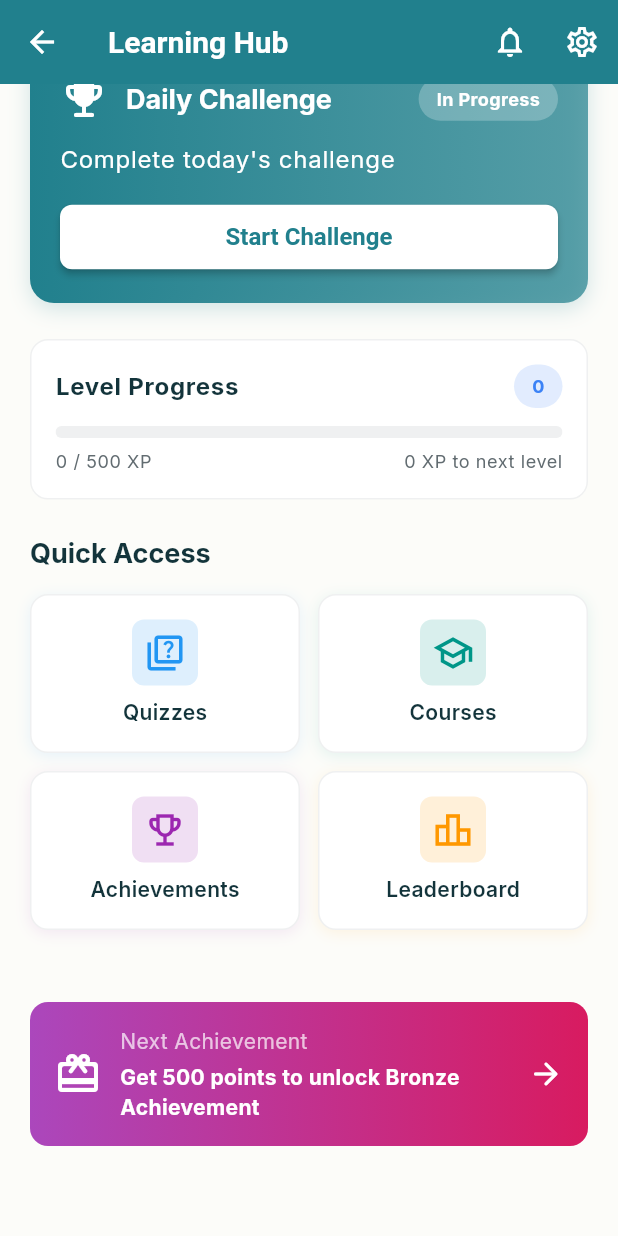
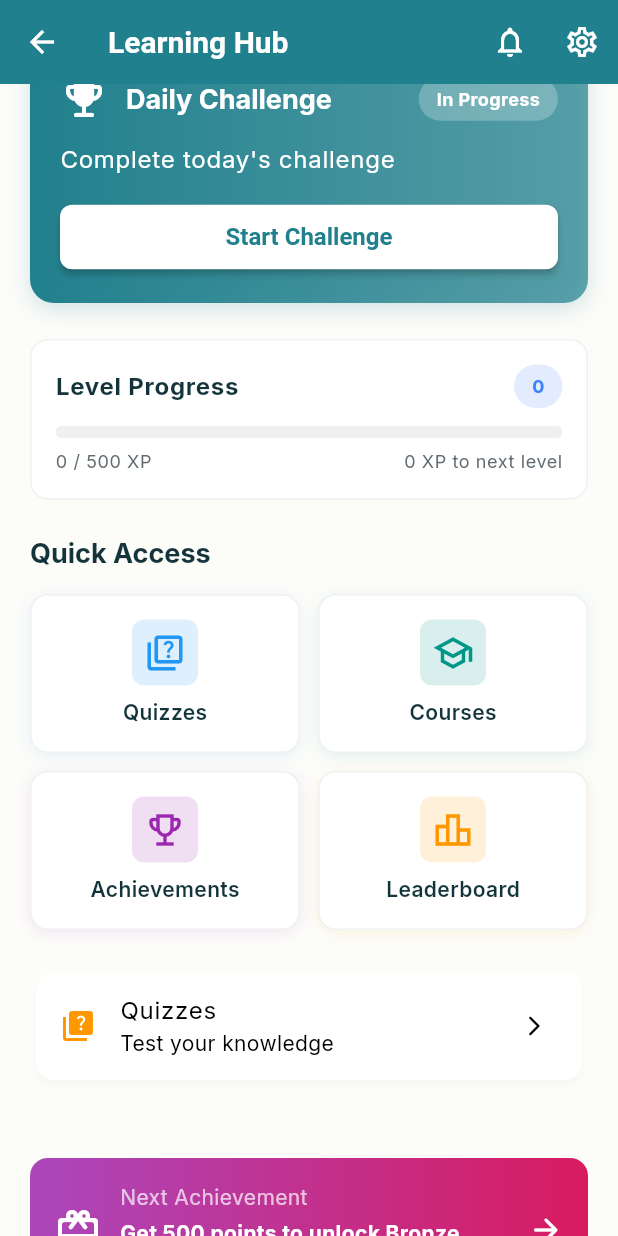
Before and after one commit to smone-jovan/learning_app, a Flutter app: the HomePage screen opened directly, scrolled down 453 dp, on a phone screen of 412 x 824 dp. Run offline on Flutter 3.47's test engine with Material 3 defaults, Android fonts, the phone set to English and light mode, and no system bars; our stand-ins replace cloud_firestore, firebase_auth, firebase_core, firebase_storage, flutter_local_notifications, get and 3 more; accounts and stored records are empty; statements that could not run were skipped.

Commit message:
update main.dart

```diff
--- a/lib/main.dart
+++ b/lib/main.dart
@@ -7,6 +7,7 @@ import 'app/routes/app_routes.dart';
 import 'app/data/services/firebase_service.dart';
 import 'app/data/services/local_storage_services.dart';
 import 'core/theme/app_theme.dart';
+import 'app/data/seeds/seed_runner.dart';
 import 'presentation/controllers/auth_controller.dart';
 
 void main() async {
@@ -20,6 +21,9 @@ void main() async {
 
   // Initialize AuthController as permanent
   Get.put(AuthController(), permanent: true);
+
+  // Seed data quiz sample (hanya jalan sekali di debug mode)
+  await SeedRunner.runWithDelay();
 
   runApp(const MyApp());
 }
--- a/lib/presentation/controllers/gamification_controller.dart
+++ b/lib/presentation/controllers/gamification_controller.dart
@@ -6,7 +6,6 @@ import '../../app/data/models/achievement_model.dart';
 import '../../app/data/models/user_model.dart';
 import '../../core/constant/firebase_collections.dart';
 import 'auth_controller.dart';
-import 'dart:math';
 
 class GamificationController extends GetxController {
   final AuthController authController = Get.find<AuthController>();
--- a/lib/presentation/home/home_page.dart
+++ b/lib/presentation/home/home_page.dart
@@ -2,6 +2,7 @@ import 'package:flutter/material.dart';
 import 'package:get/get.dart';
 import 'package:learning_app/core/constant/colors.dart';
 import 'package:learning_app/presentation/controllers/home_controller.dart';
+import 'package:learning_app/app/routes/app_routes.dart';
 
 /// Home Page - Advanced gamified dashboard
 class HomePage extends GetView<HomeController> {
@@ -51,6 +52,22 @@ class HomePage extends GetView<HomeController> {
                       _buildLevelProgressCard(),
                       const SizedBox(height: 24),
                       _buildQuickAccessMenu(),
+                      const SizedBox(height: 24),
+                      // Contoh Card
+                      Card(
+                        elevation: 2,
+                        shadowColor: Colors.black.withOpacity(0.1),
+                        shape: RoundedRectangleBorder(borderRadius: BorderRadius.circular(12)),
+                        child: ListTile(
+                          leading: const Icon(Icons.quiz, color: Colors.orange),
+                          title: const Text('Quizzes'),
+                          subtitle: const Text('Test your knowledge'),
+                          trailing: const Icon(Icons.arrow_forward_ios_rounded, size: 16),
+                          onTap: () {
+                            Get.toNamed(AppRoutes.QUIZZES);
+                          },
+                        ),
+                      ),
                       const SizedBox(height: 24),
                       _buildOngoingCourses(),
                       const SizedBox(height: 24),
--- a/lib/presentation/pages/main/main_page.dart
+++ b/lib/presentation/pages/main/main_page.dart
@@ -1,6 +1,5 @@
 import 'package:flutter/material.dart';
 import 'package:get/get.dart';
-import '../../controllers/auth_controller.dart';
 import '../../home/home_page.dart';
 import '../courses/courses_page.dart';
 import '../quiz/quiz_list_page.dart';
```
